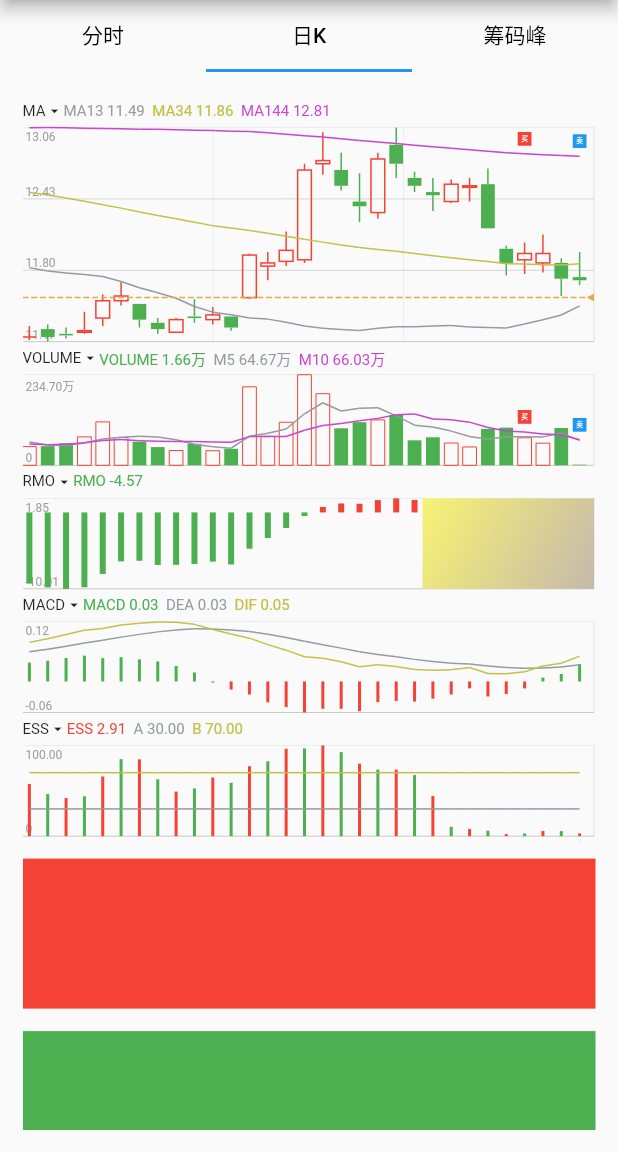
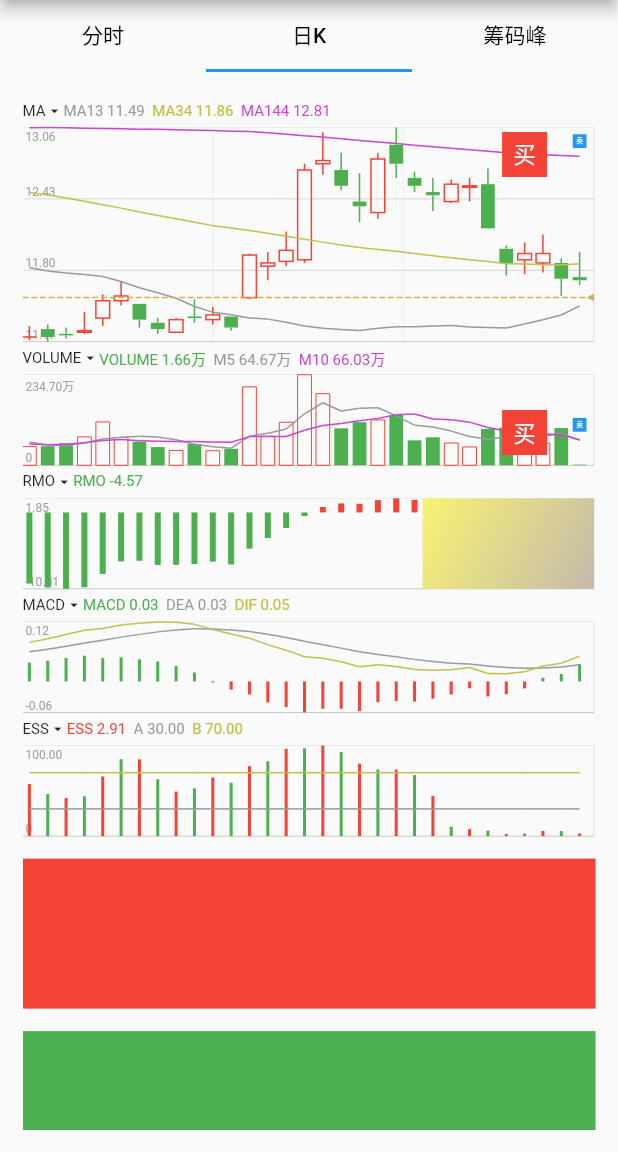
Before and after one commit to BrinedFish0222/flutter_kline, a Flutter app: the screen it shows after launch, on a phone screen of 412 x 824 dp, the part 84-1236 px from its top. Run offline on Flutter 3.47's test engine with Material 2 defaults, Android fonts, the phone set to English and light mode, and no system bars.

Commit message:
新增：badge minSize

```diff
--- a/lib/example/example_badge_data.dart
+++ b/lib/example/example_badge_data.dart
@@ -8,6 +8,7 @@ class ExampleBadgeData {
           ..length = 796
           ..addAll([
             BadgeChartData(
+              minSize: const Size(30, 30),
               widget: LayoutBuilder(builder: (context, constraints) {
                 return Container(
                   color: Colors.red,
--- a/lib/vo/badge_chart_vo.dart
+++ b/lib/vo/badge_chart_vo.dart
@@ -108,13 +108,17 @@ class BadgeChartData<E> extends BaseChartData<E> {
   /// 默认值：[defaultPadding]
   EdgeInsets padding;
 
+  /// 最小大小
+  Size? minSize;
+
   /// 决定 badge 在图中的高度位置。
-  /// 默认情况不需要指定，会根据实际情况生成对应的值。
+  /// 如果[value]为空，会默认设置为当前y轴数据点最大值
   double? value;
 
   BadgeChartData({
     required this.widget,
     this.padding = defaultPadding,
+    this.minSize,
     this.value,
     super.extrasData,
   });
--- a/lib/widget/badge_widget.dart
+++ b/lib/widget/badge_widget.dart
@@ -63,8 +63,24 @@ class _BadgePositionedWidget extends StatelessWidget {
   final BadgeChartData badgeChartData;
   final Pair<double, double> maxMinValue;
 
+  Size get _getSize {
+    double width = pointWidth;
+    double height = pointWidth;
+    if (badgeChartData.minSize != null) {
+      width = badgeChartData.minSize!.width > width
+          ? badgeChartData.minSize!.width
+          : width;
+      height = badgeChartData.minSize!.height > height
+          ? badgeChartData.minSize!.height
+          : height;
+    }
+    return Size(width, height);
+  }
+
   @override
   Widget build(BuildContext context) {
+    Size size = _getSize;
+
     // TODO 目前只支持 padding bottom
     // 高度
     var yAxisValue = KlineUtil.computeYAxisValue(
@@ -76,13 +92,14 @@ class _BadgePositionedWidget extends StatelessWidget {
         .clamp(0, maxHeight - pointWidth)
         .toDouble();
 
-    var xAxisValue = (pointWidth + pointGap) * index;
+    var xAxisValue = (pointWidth + pointGap) * index - ((size.width - pointWidth) / 2);
+
     return Positioned(
       left: xAxisValue,
       top: yAxisValue,
       child: SizedBox(
-        width: pointWidth,
-        height: pointWidth,
+        width: size.width,
+        height: size.height,
         child: badgeChartData.widget,
       ),
     );
```
